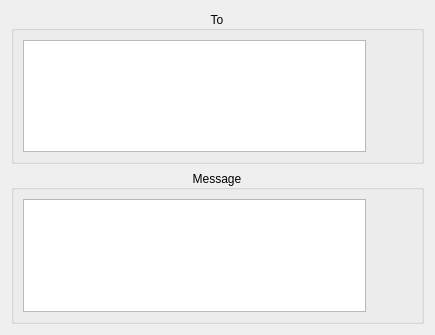
First picture: the form in src/desktop/GuiCreateMessage.ui, repository hwgao/beebeep, before the edit.
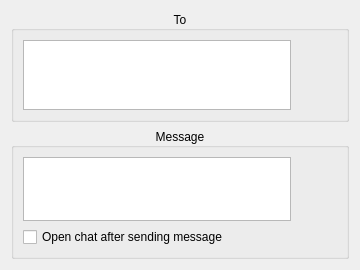
Second picture: the form after the edit. Icons and pictures are not drawn. Custom widgets are drawn as their Qt base class.

Commit message: Added option "MaxChatsToOpenAfterSendingMessage"

The edit to the form file:
```diff
--- a/src/desktop/GuiCreateMessage.ui
+++ b/src/desktop/GuiCreateMessage.ui
@@ -6,8 +6,8 @@
    <rect>
     <x>0</x>
     <y>0</y>
-    <width>435</width>
-    <height>335</height>
+    <width>360</width>
+    <height>270</height>
    </rect>
   </property>
   <property name="sizePolicy">
@@ -16,7 +16,102 @@
     <verstretch>0</verstretch>
    </sizepolicy>
   </property>
-  <layout class="QGridLayout" name="gridLayout_2">
+  <layout class="QGridLayout" name="gridLayout_4">
+   <item row="1" column="0">
+    <widget class="QGroupBox" name="mp_gbMessage">
+     <property name="title">
+      <string>Message</string>
+     </property>
+     <property name="alignment">
+      <set>Qt::AlignCenter</set>
+     </property>
+     <property name="flat">
+      <bool>true</bool>
+     </property>
+     <layout class="QGridLayout" name="gridLayout_3">
+      <item row="0" column="0" rowspan="3">
+       <widget class="GuiMessageEdit" name="mp_teMessage">
+        <property name="sizePolicy">
+         <sizepolicy hsizetype="Expanding" vsizetype="MinimumExpanding">
+          <horstretch>0</horstretch>
+          <verstretch>0</verstretch>
+         </sizepolicy>
+        </property>
+        <property name="minimumSize">
+         <size>
+          <width>160</width>
+          <height>50</height>
+         </size>
+        </property>
+        <property name="maximumSize">
+         <size>
+          <width>16777215</width>
+          <height>16777215</height>
+         </size>
+        </property>
+       </widget>
+      </item>
+      <item row="1" column="1">
+       <widget class="QPushButton" name="mp_pbSend">
+        <property name="sizePolicy">
+         <sizepolicy hsizetype="Fixed" vsizetype="Fixed">
+          <horstretch>0</horstretch>
+          <verstretch>0</verstretch>
+         </sizepolicy>
+        </property>
+        <property name="minimumSize">
+         <size>
+          <width>34</width>
+          <height>34</height>
+         </size>
+        </property>
+        <property name="maximumSize">
+         <size>
+          <width>50</width>
+          <height>50</height>
+         </size>
+        </property>
+        <property name="toolTip">
+         <string>Click to send message</string>
+        </property>
+        <property name="icon">
+         <iconset resource="../beebeep.qrc">
+          <normaloff>:/images/send.png</normaloff>:/images/send.png</iconset>
+        </property>
+        <property name="iconSize">
+         <size>
+          <width>32</width>
+          <height>32</height>
+         </size>
+        </property>
+        <property name="flat">
+         <bool>true</bool>
+        </property>
+       </widget>
+      </item>
+      <item row="0" column="1">
+       <spacer name="verticalSpacer_2">
+        <property name="orientation">
+         <enum>Qt::Vertical</enum>
+        </property>
+        <property name="sizeHint" stdset="0">
+         <size>
+          <width>20</width>
+          <height>40</height>
+         </size>
+        </property>
+       </spacer>
+      </item>
+      <item row="3" column="0">
+       <widget class="QCheckBox" name="mp_cbOpenChat">
+        <property name="text">
+         <string>Open chat after sending message</string>
+        </property>
+       </widget>
+      </item>
+     </layout>
+    </widget>
+   </item>
    <item row="0" column="0">
     <widget class="QGroupBox" name="mp_gbTo">
      <property name="title">
@@ -81,94 +176,6 @@
      </layout>
     </widget>
    </item>
-   <item row="1" column="0">
-    <widget class="QGroupBox" name="mp_gbMessage">
-     <property name="title">
-      <string>Message</string>
-     </property>
-     <property name="alignment">
-      <set>Qt::AlignCenter</set>
-     </property>
-     <property name="flat">
-      <bool>true</bool>
-     </property>
-     <layout class="QGridLayout" name="gridLayout_3">
-      <item row="1" column="1">
-       <widget class="QPushButton" name="mp_pbSend">
-        <property name="sizePolicy">
-         <sizepolicy hsizetype="Fixed" vsizetype="Fixed">
-          <horstretch>0</horstretch>
-          <verstretch>0</verstretch>
-         </sizepolicy>
-        </property>
-        <property name="minimumSize">
-         <size>
-          <width>34</width>
-          <height>34</height>
-         </size>
-        </property>
-        <property name="maximumSize">
-         <size>
-          <width>50</width>
-          <height>50</height>
-         </size>
-        </property>
-        <property name="toolTip">
-         <string>Click to send message</string>
-        </property>
-        <property name="icon">
-         <iconset resource="../beebeep.qrc">
-          <normaloff>:/images/send.png</normaloff>:/images/send.png</iconset>
-        </property>
-        <property name="iconSize">
-         <size>
-          <width>32</width>
-          <height>32</height>
-         </size>
-        </property>
-        <property name="flat">
-         <bool>true</bool>
-        </property>
-       </widget>
-      </item>
-      <item row="0" column="1">
-       <spacer name="verticalSpacer_2">
-        <property name="orientation">
-         <enum>Qt::Vertical</enum>
-        </property>
-        <property name="sizeHint" stdset="0">
-         <size>
-          <width>20</width>
-          <height>40</height>
-         </size>
-        </property>
-       </spacer>
-      </item>
-      <item row="0" column="0" rowspan="3">
-       <widget class="GuiMessageEdit" name="mp_teMessage">
-        <property name="sizePolicy">
-         <sizepolicy hsizetype="Expanding" vsizetype="MinimumExpanding">
-          <horstretch>0</horstretch>
-          <verstretch>0</verstretch>
-         </sizepolicy>
-        </property>
-        <property name="minimumSize">
-         <size>
-          <width>160</width>
-          <height>50</height>
-         </size>
-        </property>
-        <property name="maximumSize">
-         <size>
-          <width>16777215</width>
-          <height>16777215</height>
-         </size>
-        </property>
-       </widget>
-      </item>
-     </layout>
-    </widget>
-   </item>
   </layout>
  </widget>
  <customwidgets>
```
Left out of the diff: 29 changed lines with no effect on the pictures. The commit also changes 27 other files.
